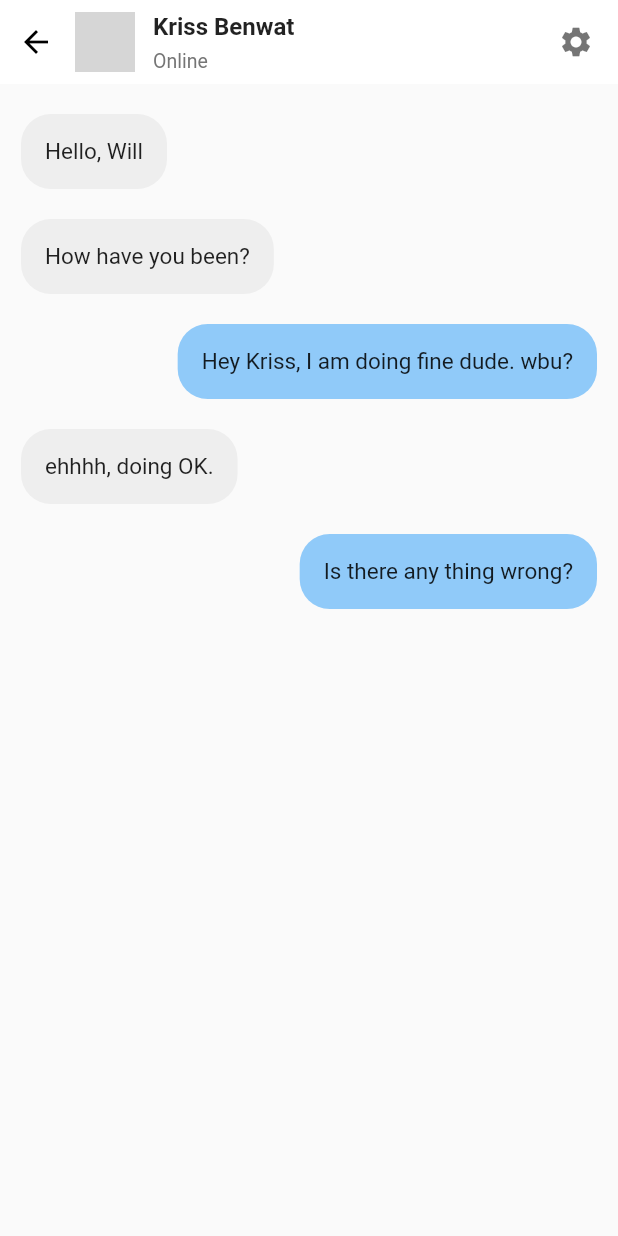
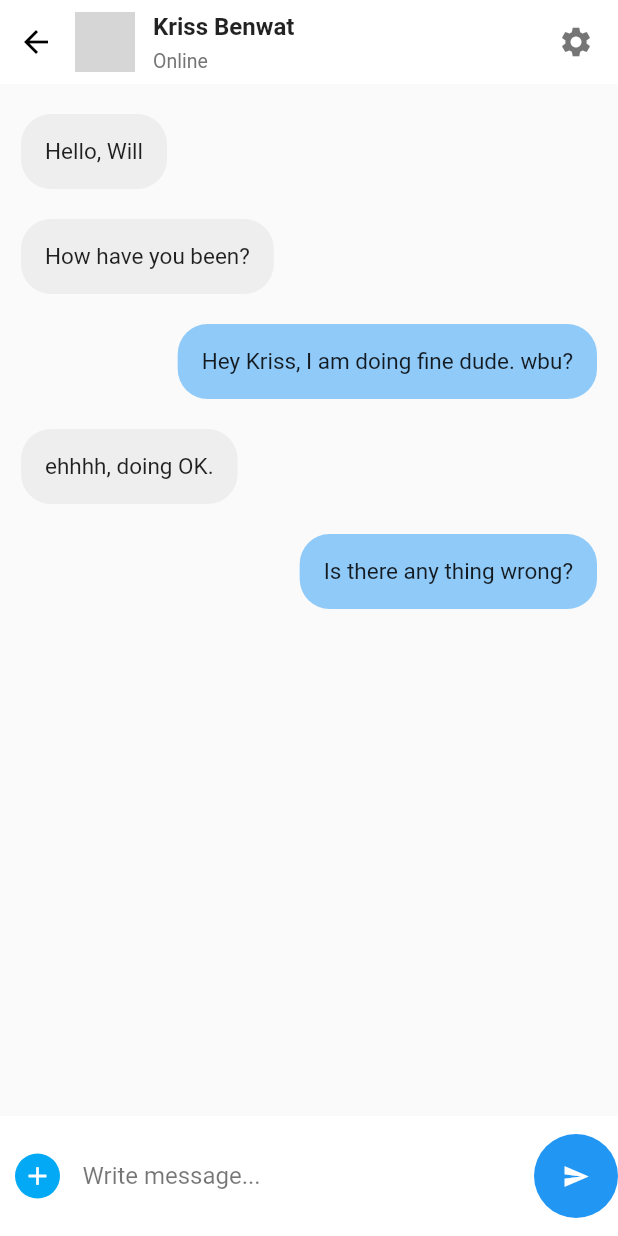
Before and after one commit to Kaito-Misato/Flutter_api_test, a Flutter app: the ChatView screen opened directly, on a phone screen of 412 x 824 dp. Run offline on Flutter 3.47's test engine with Material 2 defaults, Android fonts, the phone set to English and light mode, and no system bars; our stand-ins replace flutter_riverpod, freezed_annotation; network calls fail; grey boxes are pictures that could not be loaded.

Commit message:
add chat

```diff
--- a/lib/chat_message.dart
+++ b/lib/chat_view.dart
@@ -120,6 +120,57 @@ class _ChatViewState extends State<ChatView> {
             );
           },
         ),
+        Align(
+          alignment: Alignment.bottomLeft,
+          child: Container(
+            padding: EdgeInsets.only(left: 10, bottom: 10, top: 10),
+            height: 80,
+            width: double.infinity,
+            color: Colors.white,
+            child: Row(
+              children: <Widget>[
+                GestureDetector(
+                  onTap: () {},
+                  child: Container(
+                    height: 30,
+                    width: 30,
+                    decoration: BoxDecoration(
+                      color: Colors.lightBlue,
+                      borderRadius: BorderRadius.circular(30),
+                    ),
+                    child: Icon(
+                      Icons.add,
+                      color: Colors.white,
+                      size: 20,
+                    ),
+                  ),
+                ),
+                SizedBox(width: 15),
+                Expanded(
+                  child: TextField(
+                    decoration: InputDecoration(
+                        hintText: "Write message...",
+                        hintStyle: TextStyle(color: Colors.black54),
+                        border: InputBorder.none),
+                  ),
+                ),
+                SizedBox(
+                  width: 15,
+                ),
+                FloatingActionButton(
+                  onPressed: () {},
+                  child: Icon(
+                    Icons.send,
+                    color: Colors.white,
+                    size: 18,
+                  ),
+                  backgroundColor: Colors.blue,
+                  elevation: 0,
+                ),
+              ],
+            ),
+          ),
+        )
       ]),
     );
   }
--- a/lib/grid_photo.dart
+++ b/lib/grid_photo.dart
@@ -120,7 +120,7 @@ class GridPhoto extends ConsumerWidget {
               ),
               onRefresh: () async {
                 await context.refresh(userStateFuture);
-                userData = [];
+                userData.clear();
                 listIn();
               },
             ),
```
Also changed, not shown: lib/chat.dart (+83 -21 lines), lib/tab.dart (+0 -20 lines), lib/test.dart (added, +160 -0 lines), lib/user_profile.dart (+9 -5 lines).
